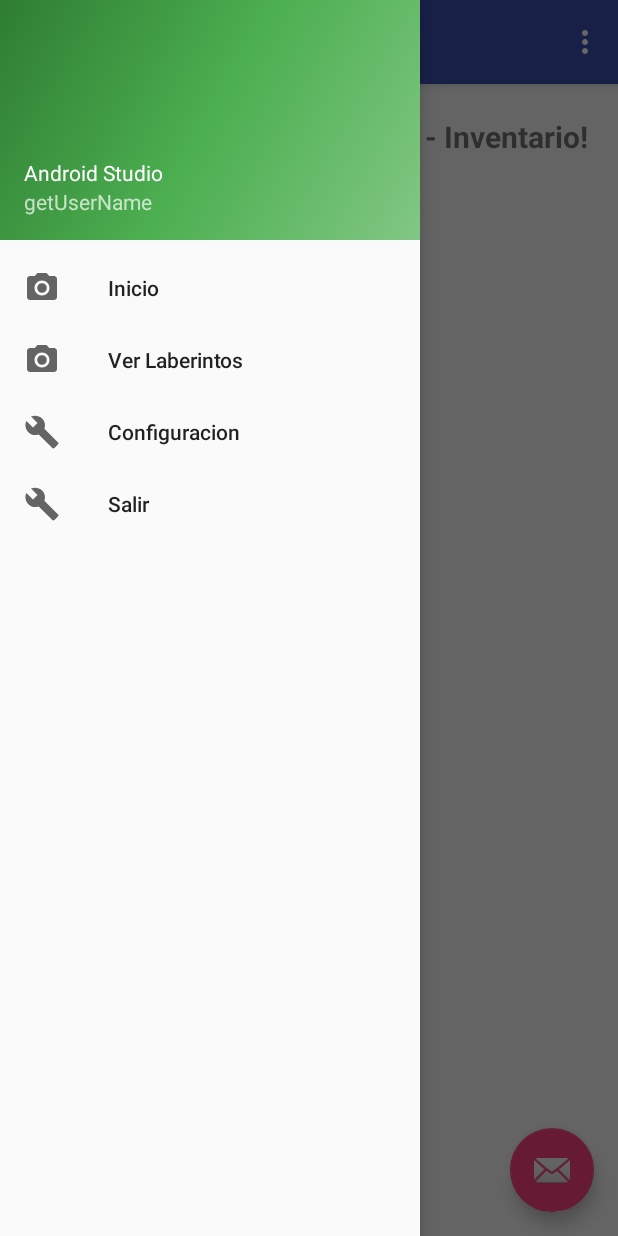
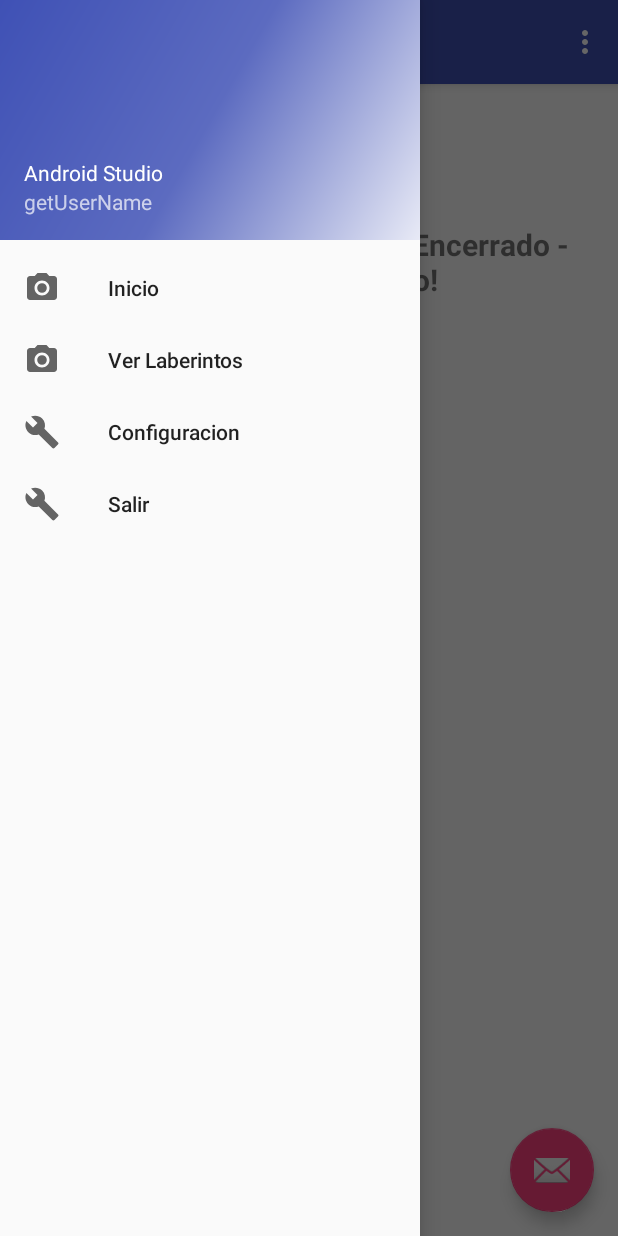
Before and after one commit to sgobotta/gato-encerrado-android-xtrest, an Android app: the screen it shows after launch (MainActivity), with the side drawer open, on a phone screen of 412 x 824 dp. Run offline under Robolectric (Android 15) with nearby library versions, the phone set to English and light mode, and no system bars.

Commit message:
Second Commit:
Preparando el ambiente para cumplir con la consigna tablet/telefono en activities o fragments distintos. (Sin servicio, comentado)

```diff
--- a/app/src/main/java/com/grupo3/gatoencerrado/MainActivity.java
+++ b/app/src/main/java/com/grupo3/gatoencerrado/MainActivity.java
@@ -1,6 +1,5 @@
 package com.grupo3.gatoencerrado;
 
-import android.content.Context;
 import android.os.Bundle;
 import android.support.design.widget.FloatingActionButton;
 import android.support.design.widget.Snackbar;
@@ -21,20 +20,19 @@ public class MainActivity extends AppCompatActivity
      * Instance variables
      */
 
-    Context context;
-
-
     @Override
     protected void onCreate(Bundle savedInstanceState) {
         super.onCreate(savedInstanceState);
         setContentView(R.layout.activity_main);
 
         // Set the initial fragment || use content_main.xml
+
         MainFragment fragment = new MainFragment();
         android.support.v4.app.FragmentTransaction fragmentTransaction =
                 getSupportFragmentManager().beginTransaction();
-        fragmentTransaction.replace(R.id.fragmentLayoutContent, fragment);
+        fragmentTransaction.add(R.id.fragmentLayoutContent, fragment);
         fragmentTransaction.commit();
+
 
         Toolbar toolbar = (Toolbar) findViewById(R.id.toolbar);
         setSupportActionBar(toolbar);
@@ -43,7 +41,7 @@ public class MainActivity extends AppCompatActivity
         fab.setOnClickListener(new View.OnClickListener() {
             @Override
             public void onClick(View view) {
-                Snackbar.make(view, "Replace with your own action", Snackbar.LENGTH_LONG)
+                Snackbar.make(view, "Replace with your own action", Snackbar.LENGTH_SHORT)
                         .setAction("Action", null).show();
             }
         });
--- a/app/src/main/res/drawable/side_nav_bar.xml
+++ b/app/src/main/res/drawable/side_nav_bar.xml
@@ -1,9 +1,9 @@
 <shape xmlns:android="http://schemas.android.com/apk/res/android"
     android:shape="rectangle" >
     <gradient
-        android:startColor="#81C784"
-        android:centerColor="#4CAF50"
-        android:endColor="#2E7D32"
+        android:startColor="#e8eaf6"
+        android:centerColor="#5c6bc0"
+        android:endColor="#3f51b5"
         android:type="linear"
         android:angle="135"/>
 </shape>
--- a/app/src/main/res/layout/app_bar_main.xml
+++ b/app/src/main/res/layout/app_bar_main.xml
@@ -22,14 +22,16 @@
 
     </android.support.design.widget.AppBarLayout>
 
+    <!--
     <FrameLayout
         android:layout_marginTop="57dp"
         android:id="@+id/fragmentLayoutContent"
         android:layout_width="match_parent"
         android:layout_height="match_parent" />
+    -->
 
 
-    <!-- <include layout="@layout/content_main"/> -->
+    <include layout="@layout/content_main"/>
 
     <android.support.design.widget.FloatingActionButton
         android:id="@+id/fab"
--- a/app/src/main/res/values/strings.xml
+++ b/app/src/main/res/values/strings.xml
@@ -5,4 +5,7 @@
     <string name="navigation_drawer_close">Close navigation drawer</string>
 
     <string name="action_settings">Settings</string>
+
+    <string name="laberintos_title">Lista de laberintos</string>
+
 </resources>
```
Also changed, not shown: app/src/main/java/com/grupo3/gatoencerrado/LaberintosFragment.java (+4 -5 lines), app/src/main/res/drawable-v21/ic_menu_gallery.xml (deleted, +0 -9 lines), app/src/main/res/drawable-v21/ic_menu_send.xml (deleted, +0 -9 lines), app/src/main/res/drawable-v21/ic_menu_share.xml (deleted, +0 -9 lines), app/src/main/res/drawable-v21/ic_menu_slideshow.xml (deleted, +0 -9 lines), app/src/main/res/layout/content_main.xml (+10 -1 lines), app/src/main/res/layout/laberintos_frame.xml (+8 -27 lines).
